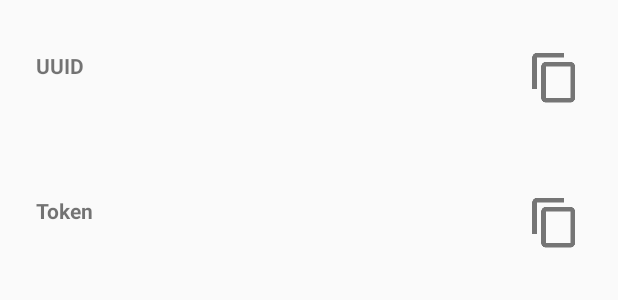
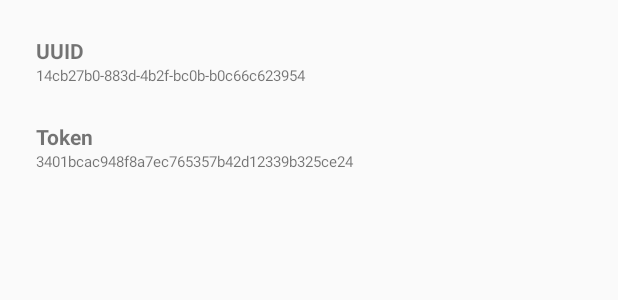
Before and after one commit to octoblu/gateblu-android, an Android app: the layout uuid_dialog.xml on its own in the app's theme, with its tools: preview values and no code run, on a phone screen of 412 x 824 dp. Shown: the top 300 px of the screen. Run offline under Robolectric (Android 15) with nearby library versions, the phone set to English and light mode, and no system bars.

```diff
--- a/app/src/main/java/com/octoblu/gateblu/GatebluActivity.java
+++ b/app/src/main/java/com/octoblu/gateblu/GatebluActivity.java
@@ -22,7 +22,7 @@ import android.widget.Toast;
 import com.github.nkzawa.emitter.Emitter;
 
 public class GatebluActivity extends AppCompatActivity {
-    public static final String TAG = "Gateblu:GatebluActivity";
+    public static final String TAG = "GatebluActivity";
 
     //region Variables
     private DeviceGridAdapter deviceGridAdapter;
@@ -99,10 +99,6 @@ public class GatebluActivity extends AppCompatActivity {
     @Override
     public boolean onOptionsItemSelected(MenuItem item) {
         switch (item.getItemId()){
-            case R.id.action_stop_all_connectors:
-                return true;
-            case R.id.action_start_all_connectors:
-                return true;
             case R.id.action_show_uuid:
                 showUuidDialog();
                 return true;
@@ -197,7 +193,7 @@ public class GatebluActivity extends AppCompatActivity {
 
         AlertDialog.Builder dialogBuilder = new AlertDialog.Builder(this);
         dialogBuilder.setView(uuidDialogView);
-        dialogBuilder.setTitle("Meshblu Credentials");
+        dialogBuilder.setTitle("Tap UUID or token to copy.");
         dialogBuilder.setNegativeButton("Close", null);
         AlertDialog alertDialog = dialogBuilder.create();
         alertDialog.show();
--- a/app/src/main/res/layout/uuid_dialog.xml
+++ b/app/src/main/res/layout/uuid_dialog.xml
@@ -7,10 +7,10 @@
     <LinearLayout
         android:layout_width="match_parent"
         android:layout_height="wrap_content"
-        android:layout_marginTop="10dp"
-        android:padding="24dp"
-        android:paddingTop="10dp"
-        android:paddingBottom="10dp"
+        android:paddingLeft="24dp"
+        android:paddingRight="24dp"
+        android:paddingTop="24dp"
+        android:paddingBottom="0dp"
         android:focusable="true"
         android:clickable="true"
         android:background="?android:attr/selectableItemBackground">
@@ -18,7 +18,7 @@
         <LinearLayout
             android:id="@+id/action_copy_uuid"
             android:orientation="vertical"
-            android:layout_width="0dp"
+            android:layout_width="wrap_content"
             android:layout_height="wrap_content"
             android:layout_weight="1">
 
@@ -29,32 +29,27 @@
                 android:textStyle="bold"/>
             <TextView
                 android:id="@+id/gateblu_uuid"
+                android:text="14cb27b0-883d-4b2f-bc0b-b0c66c623954"
                 android:layout_width="fill_parent"
-                android:layout_height="wrap_content" />
+                android:layout_height="wrap_content"
+                android:textSize="10sp" />
         </LinearLayout>
-
-        <ImageButton
-            android:background="@drawable/ic_content_copy_grey600_36dp"
-            android:layout_width="wrap_content"
-            android:layout_height="wrap_content" />
     </LinearLayout>
-
-
     <LinearLayout
         android:layout_width="match_parent"
         android:layout_height="wrap_content"
-        android:layout_marginTop="10dp"
         android:focusable="true"
         android:clickable="true"
-        android:padding="24dp"
-        android:paddingTop="10dp"
-        android:paddingBottom="10dp"
+        android:paddingLeft="24dp"
+        android:paddingRight="24dp"
+        android:paddingTop="24dp"
+        android:paddingBottom="0dp"
         android:background="?android:attr/selectableItemBackground">
 
         <LinearLayout
             android:id="@+id/action_copy_token"
             android:orientation="vertical"
-            android:layout_width="0dp"
+            android:layout_width="wrap_content"
             android:layout_height="wrap_content"
             android:layout_weight="1" >
 
@@ -62,17 +57,13 @@
                 android:layout_width="fill_parent"
                 android:layout_height="wrap_content"
                 android:text="@string/token"
-
                 android:textStyle="bold"/>
             <TextView
                 android:id="@+id/gateblu_token"
+                android:text="3401bcac948f8a7ec765357b42d12339b325ce24"
                 android:layout_width="fill_parent"
-                android:layout_height="wrap_content" />
+                android:layout_height="wrap_content"
+                android:textSize="10sp" />
         </LinearLayout>
-
-        <ImageButton
-            android:background="@drawable/ic_content_copy_grey600_36dp"
-            android:layout_width="wrap_content"
-            android:layout_height="wrap_content"/>
     </LinearLayout>
 </LinearLayout>
--- a/app/src/main/res/menu/menu_gateblu.xml
+++ b/app/src/main/res/menu/menu_gateblu.xml
@@ -1,11 +1,6 @@
 <menu xmlns:android="http://schemas.android.com/apk/res/android"
     xmlns:app="http://schemas.android.com/apk/res-auto"
     xmlns:tools="http://schemas.android.com/tools" tools:context=".GatebluActivity">
-
-    <item android:id="@+id/action_stop_all_connectors" android:title="@string/action_stop_all_connectors"
-        android:orderInCategory="101" app:showAsAction="always" android:icon="@drawable/ic_action_spiral_light" />
-    <item android:id="@+id/action_start_all_connectors" android:title="@string/action_start_all_connectors"
-        android:orderInCategory="101" app:showAsAction="always" android:icon="@drawable/ic_action_spiral_dark" />
 
     <item android:id="@+id/action_show_uuid" android:title="@string/action_show_uuid"
           android:orderInCategory="102" app:showAsAction="never" />
```
